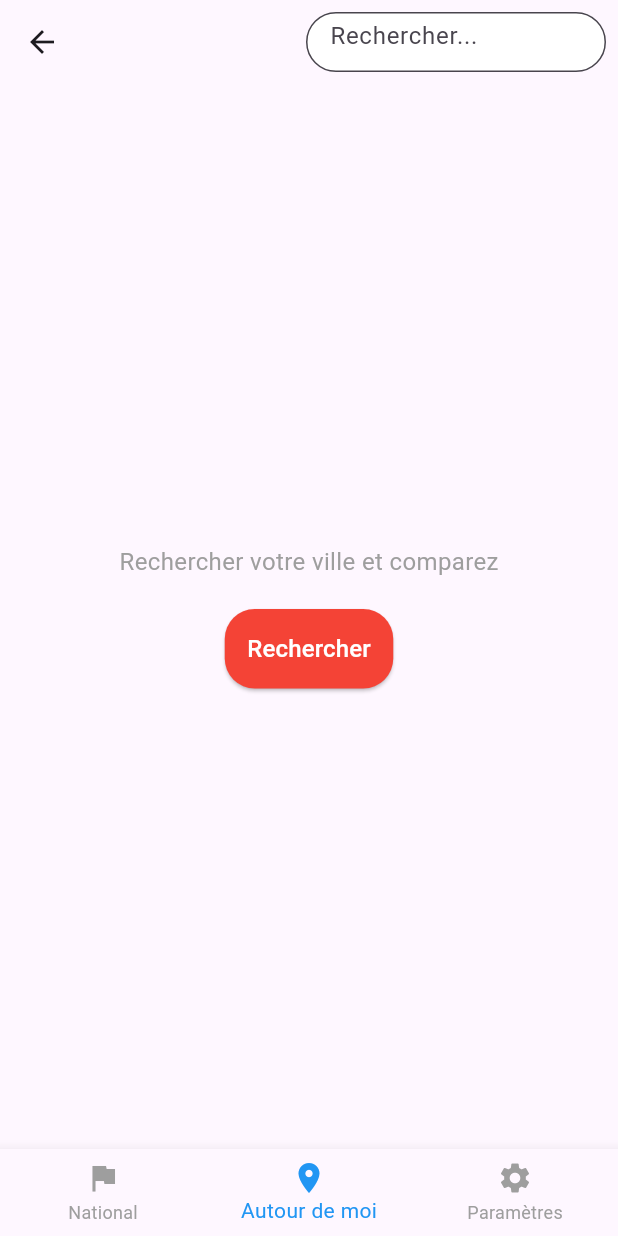
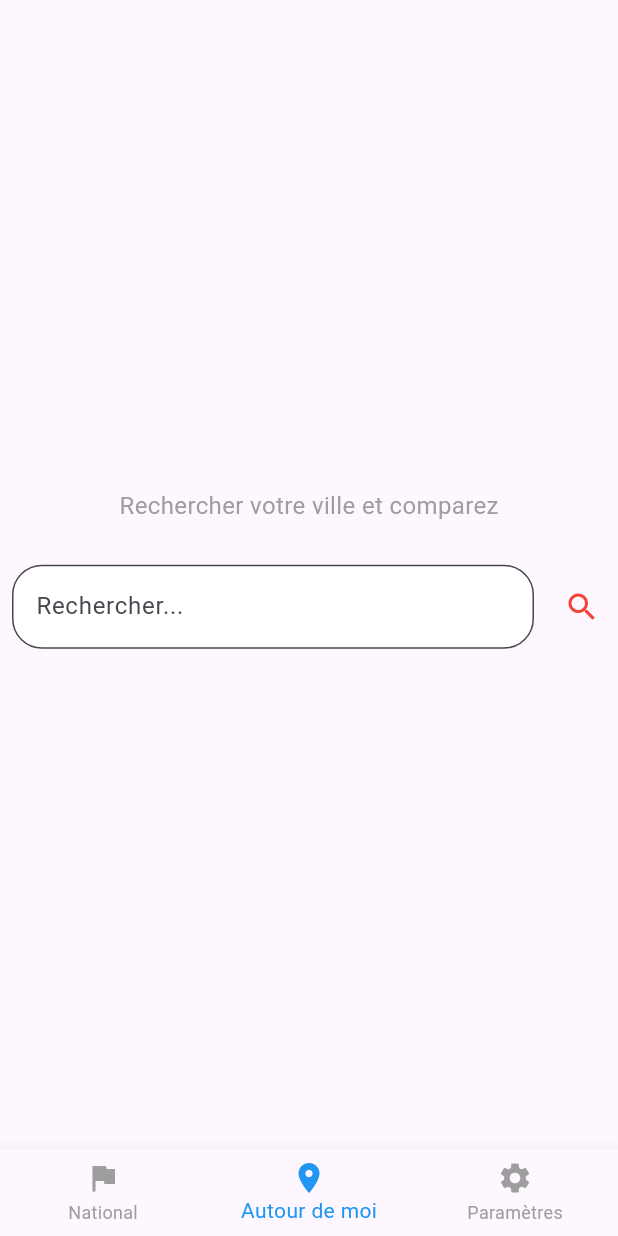
Before and after one commit to LoloLaMenace/CarburantApp, a Flutter app: the SearchPage screen opened by its route, on a phone screen of 412 x 824 dp. Run offline on Flutter 3.47's test engine with Material 2 defaults, Android fonts, the phone set to English and light mode, and no system bars; our stand-ins replace get.

```diff
--- a/lib/city_searched_page/city_searched_controller.dart
+++ b/lib/city_searched_page/city_searched_controller.dart
@@ -1,5 +1,19 @@
 import 'package:get/get.dart';
 
-class CitySearchedController extends GetxController {
+class CitySearchedController extends GetxController with StateMixin {
   int currentIndex = 1;
+  String city = "";
+  @override
+  void onInit() {
+    change(null, status: RxStatus.loading());
+    if (Get.arguments != null && Get.arguments.containsKey("city")) {
+      city = Get.arguments["city"];
+    }
+    change(null, status: RxStatus.success());
+    super.onInit();
+  }
+
+  void returnToSearch() {
+    Get.offAndToNamed('/search');
+  }
 }
--- a/lib/search_page/search_controller.dart
+++ b/lib/search_page/search_controller.dart
@@ -5,5 +5,9 @@ class MySearchController extends GetxController {
   TextEditingController searchController = TextEditingController();
   int currentIndex = 1;
 
-  void navigateToCitySearded() {}
+  void navigateToCitySearded() {
+    Get.offAndToNamed('citySearched', arguments: {
+      "city": searchController.text,
+    });
+  }
 }
--- a/lib/search_page/search_page.dart
+++ b/lib/search_page/search_page.dart
@@ -9,12 +9,23 @@ class SearchPage extends GetView<MySearchController> {
   @override
   Widget build(BuildContext context) {
     return Scaffold(
-      appBar: AppBar(
-        actions: <Widget>[
-          Padding(
+      body: Center(
+        child: Column(
+          mainAxisAlignment: MainAxisAlignment.center,
+          children: [
+            const Text(
+              'Rechercher votre ville et comparez',
+              style: TextStyle(
+                color: Colors.grey,
+                fontSize: 16.0,
+              ),
+            ),
+            const SizedBox(height: 20.0), // Espace entre le texte et le bouton
+            Row(
+              children: [
+                Expanded(
+                  child: Padding(
                     padding: const EdgeInsets.all(8.0),
-            child: SizedBox(
-              width: 200.0,
                     child: Center(
                       child: TextField(
                         controller: controller.searchController,
@@ -30,40 +41,17 @@ class SearchPage extends GetView<MySearchController> {
                     ),
                   ),
                 ),
-        ],
+                IconButton(
+                  icon: const Icon(
+                    Icons.search, // Icône loupe
+                    color: Colors.red, // Couleur de l'icône
                   ),
-      body: Center(
-        child: Column(
-          mainAxisAlignment: MainAxisAlignment.center,
-          children: [
-            const Text(
-              'Rechercher votre ville et comparez',
-              style: TextStyle(
-                color: Colors.grey,
-                fontSize: 16.0,
-              ),
-            ),
-            const SizedBox(height: 20.0), // Espace entre le texte et le bouton
-            ElevatedButton(
                   onPressed: () {
+                    controller.navigateToCitySearded();
                     print(controller.searchController.text);
                   },
-              style: ElevatedButton.styleFrom(
-                backgroundColor: Colors.red, // Couleur du bouton
-                padding:
-                    const EdgeInsets.all(15.0), // Espacement interne du bouton
-                shape: RoundedRectangleBorder(
-                  borderRadius:
-                      BorderRadius.circular(20.0), // Bordure du bouton
-                ),
-              ),
-              child: const Text(
-                'Rechercher',
-                style: TextStyle(
-                  fontSize: 16.0,
-                  color: Colors.white,
-                ),
-              ),
+                )
+              ],
             ),
           ],
         ),
--- a/lib/settings_page/settings_page.dart
+++ b/lib/settings_page/settings_page.dart
@@ -16,7 +16,7 @@ class SettingsPage extends GetView<SettingsController> {
         child: Column(
           mainAxisAlignment: MainAxisAlignment.center,
           children: [
-            const Text("Selectionnez votre carburant"),
+            const Text("Selectionnez votre carburant :"),
             DropdownButton<String>(
               value: controller.selectedValue,
               onChanged: (newValue) {
```
Also changed, not shown: lib/city_searched_page/city_searched_page.dart (+17 -4 lines). Lines whose indentation alone changed are shown as unchanged.
